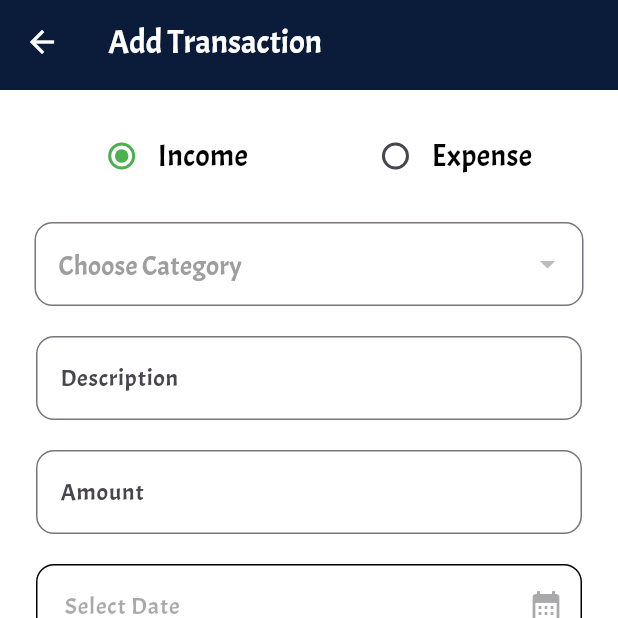
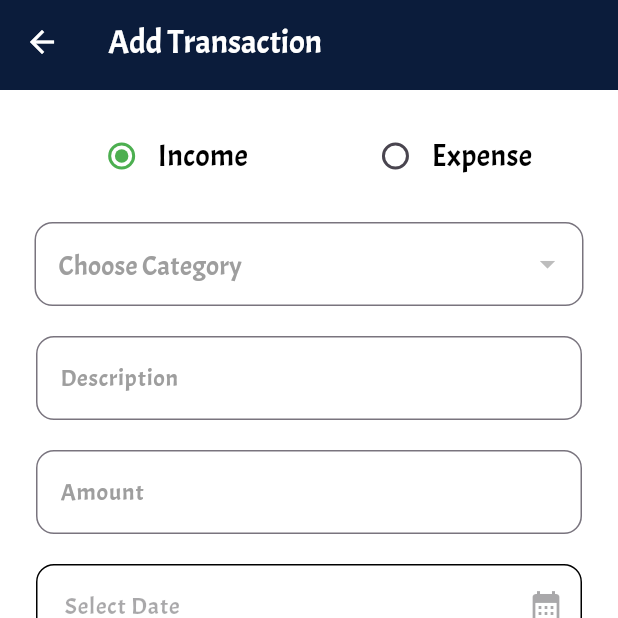
Before and after one commit to Roshandevelops/money-tracker, a Flutter app: the AddTransactionScreen screen opened directly, on a phone screen of 412 x 824 dp, the top half of it. Run offline on Flutter 3.47's test engine with Material 3 defaults, Android fonts, the phone set to English and light mode, and no system bars; our stand-ins replace curved_navigation_bar, flutter_animate, flutter_slidable, hive_flutter, pie_chart, share_plus and 1 more; accounts and stored records are empty.

Commit message:
chemmu fixed slutter error

```diff
--- a/lib/view/category/category_screen.dart
+++ b/lib/view/category/category_screen.dart
@@ -282,9 +282,7 @@ class _CategoryScreenState extends State<CategoryScreen> {
                                 listen: false)
                             .insertCategoryProvider(category);
                       }
-
                       alertBoxController.clear();
-
                       if (context.mounted) {
                         Provider.of<CategoryProvider>(context, listen: false)
                             .refreshCategory();
--- a/lib/view/transactions/add_transaction/add_transaction.dart
+++ b/lib/view/transactions/add_transaction/add_transaction.dart
@@ -102,7 +102,9 @@ class _AddTransactionScreenState extends State<AddTransactionScreen> {
                       }
                     },
                     textController: descriptionController,
-                      hintText: "Description"),
+                    hintText: "Description",
+                    textStyle: const TextStyle(color: Colors.grey),
+                  ),
                   const SizedBox(
                     height: 20,
                   ),
@@ -123,6 +125,7 @@ class _AddTransactionScreenState extends State<AddTransactionScreen> {
                     ],
                     textController: amountController,
                     hintText: "Amount",
+                    textStyle: const TextStyle(color: Colors.grey),
                   ),
                   const SizedBox(
                     height: 20,
```
Also changed, not shown: pubspec.yaml (+4 -4 lines), pubspec.lock, 3 other files. Lines whose indentation alone changed are shown as unchanged.
